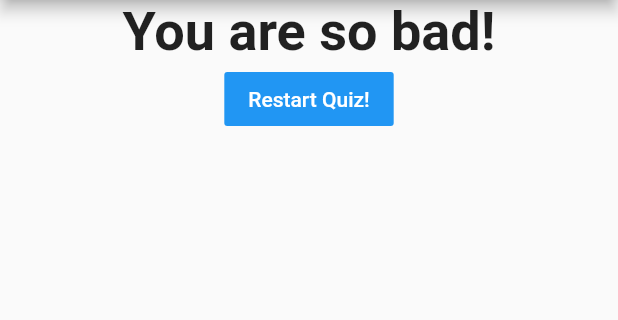
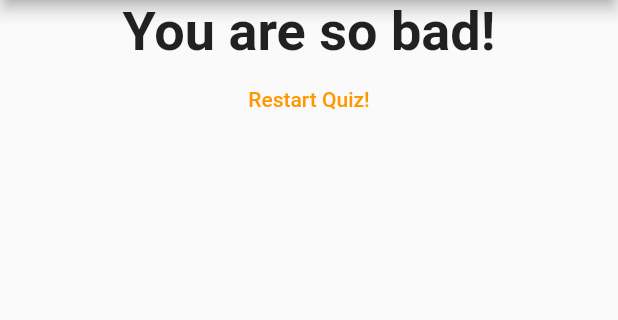
Before and after one commit to Piranha900/flutter, a Flutter app: the screen it shows after launch, after a tap on "Black", after a tap on "Snake", after a tap on "Sabrina", on a phone screen of 412 x 824 dp, the part 84-404 px from its top. Run offline on Flutter 3.47's test engine with Material 2 defaults, Android fonts, the phone set to English and light mode, and no system bars.

Commit message:
new buttons

```diff
--- a/analysis_options.yaml
+++ b/analysis_options.yaml
@@ -8,7 +8,6 @@
 # The following line activates a set of recommended lints for Flutter apps,
 # packages, and plugins designed to encourage good coding practices.
 include: package:flutter_lints/flutter.yaml
-
 linter:
   # The lint rules applied to this project can be customized in the
   # section below to disable rules from the `package:flutter_lints/flutter.yaml`
--- a/lib/answer.dart
+++ b/lib/answer.dart
@@ -12,9 +12,16 @@ class Answer extends StatelessWidget {
   Widget build(BuildContext context) {
     return Container(
       width: double.infinity,
-      child: RaisedButton(
-        color: Colors.blue,
-        textColor: Colors.white,
+      //child: RaisedButton(
+      child: ElevatedButton(
+        //color: Colors.blue,
+        //textColor: Colors.white,
+        style: ElevatedButton.styleFrom(
+            primary: Colors.orange, onPrimary: Colors.white), //Piu facile
+        //style: ButtonStyle(
+        //  backgroundColor: MaterialStateProperty.all(Colors.orange),
+        //  foregroundColor: MaterialStateProperty.all(Colors.white),
+        //),
         child: Text(answerText),
         onPressed: selectHandler,
       ),
--- a/lib/result.dart
+++ b/lib/result.dart
@@ -33,11 +33,13 @@ class Result extends StatelessWidget {
             style: TextStyle(fontSize: 36, fontWeight: FontWeight.bold),
             textAlign: TextAlign.center,
           ),
-          FlatButton(
+          //FlatButton(
+          TextButton(
+            style: TextButton.styleFrom(primary: Colors.orange),
             onPressed: resetHandler,
             child: Text("Restart Quiz!"),
-            color: Colors.blue,
-            textColor: Colors.white,
+            //color: Colors.blue,
+            //textColor: Colors.white,
           )
         ],
       ),
```
Also changed, not shown: stuff_course/basic_stuff/basics-00-starting-project/analysis_options.yaml (deleted, +0 -29 lines), stuff_course/basic_stuff/basics-00-starting-project/lib/main.dart (deleted, +0 -113 lines), stuff_course/basic_stuff/basics-00-starting-project/pubspec.yaml (deleted, +0 -76 lines), 3 other files.
